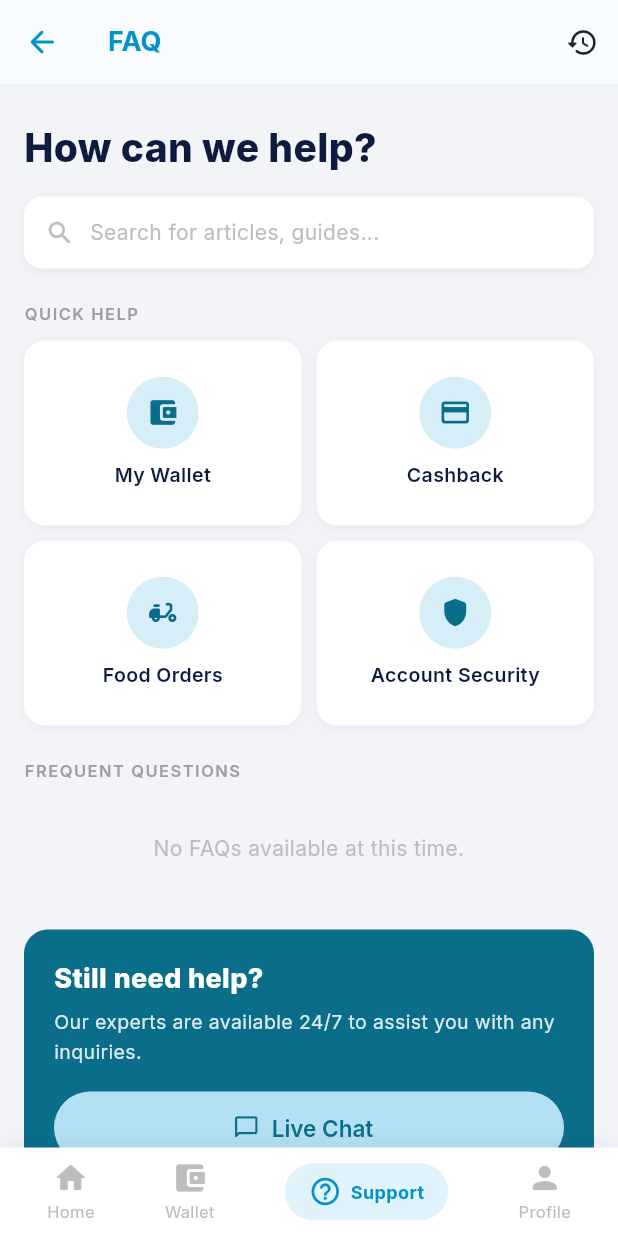
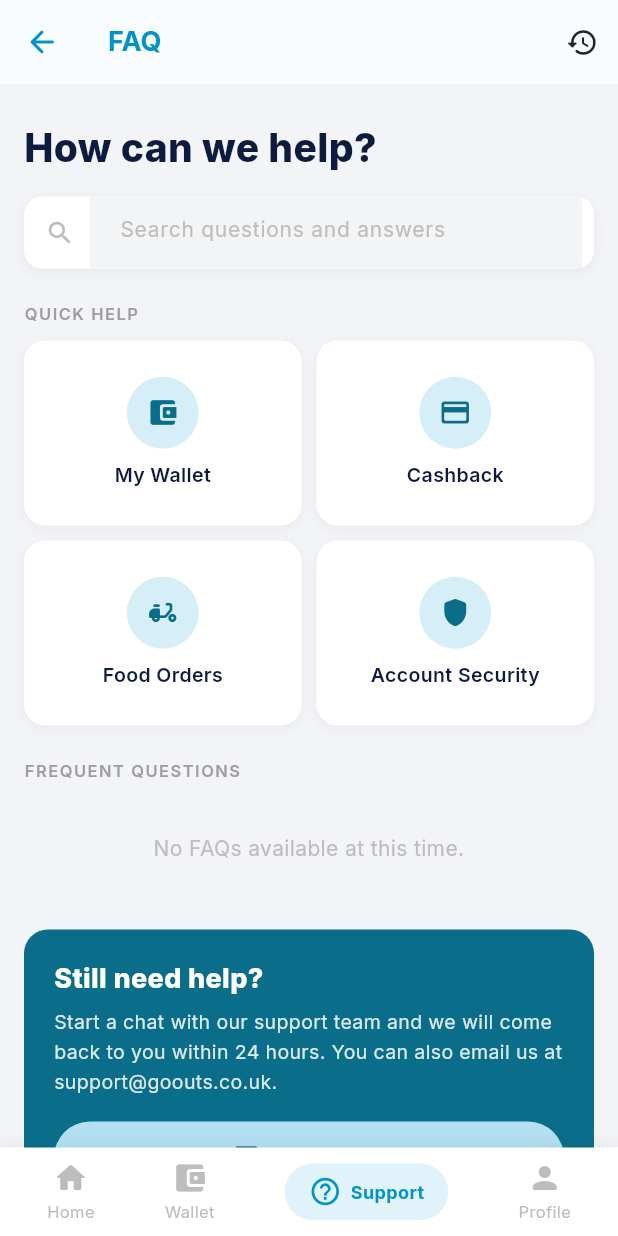
Before and after one commit to mianamir74/goouts_app, a Flutter app: the FaqScreen screen opened by its route, on a phone screen of 412 x 824 dp. Run offline on Flutter 3.47's test engine with Material 3 defaults, Android fonts, the phone set to English and light mode, and no system bars; our stand-ins replace cached_network_image, camera, cloud_firestore, cloud_functions, confetti, firebase_auth and 14 more; missing offline and left inert: mobile_scanner; accounts and stored records are empty.

Commit message:
FAQ: fix two dead Quick Help tiles, real search, dead button
Account Security mapped to a category of that exact name, but the seed data
uses Security, so the tile always showed an empty list. Food Orders had the
same problem because no seeded FAQ used that category at all.

The search bar was a Container with static placeholder text. It is now a real
TextField filtering question and answer text, with a clear button.

Call Support had an empty onPressed and GoOuts has no published support
telephone line, so it could never do anything. Replaced with My Support
Tickets, which routes somewhere real. The 24/7 availability claim also
contradicted the within 24 hours wording used everywhere else in the app.

```diff
--- a/lib/screens/faq_screen.dart
+++ b/lib/screens/faq_screen.dart
@@ -24,13 +24,29 @@ class _FaqScreenState extends State<FaqScreen> {
   final Set<String> _expanded = {};
   String? _selectedCategory; // null = show all
 
-  // Maps Quick Help label → FAQ category field value
+  // Live search
+  final TextEditingController _searchCtrl = TextEditingController();
+  String _query = '';
+
+  // Maps Quick Help label → FAQ category field value.
+  //
+  // These values MUST match the `category` written by Admin Panel →
+  // FAQ Management. Until July 2026 'Account Security' was mapped to a
+  // category of that exact name, but the seed data uses 'Security', so
+  // tapping the tile always showed an empty list. 'Food Orders' had the
+  // same problem because no seeded FAQ used that category at all.
   static const Map<String, String> _categoryMap = {
     'My Wallet':        'Wallet',
     'Cashback':         'Cashback',
     'Food Orders':      'Food Orders',
-    'Account Security': 'Account Security',
+    'Account Security': 'Security',
   };
+
+  @override
+  void dispose() {
+    _searchCtrl.dispose();
+    super.dispose();
+  }
 
   @override
   Widget build(BuildContext context) {
@@ -75,7 +91,7 @@ class _FaqScreenState extends State<FaqScreen> {
 
             const SizedBox(height: 14),
 
-            // Search bar
+            // Search bar (live filter over question and answer text)
             Container(
               height: 48,
               decoration: BoxDecoration(
@@ -94,11 +110,37 @@ class _FaqScreenState extends State<FaqScreen> {
                   Icon(Icons.search_rounded,
                       color: Colors.grey[400], size: 20),
                   const SizedBox(width: 10),
-                  Text(
-                    'Search for articles, guides...',
-                    style: GoogleFonts.inter(
-                        fontSize: 14, color: Colors.grey[400]),
+                  Expanded(
+                    child: TextField(
+                      controller: _searchCtrl,
+                      onChanged: (value) => setState(() {
+                        _query = value.trim().toLowerCase();
+                        _expanded.clear();
+                      }),
+                      textInputAction: TextInputAction.search,
+                      style: GoogleFonts.inter(
+                          fontSize: 14, color: _dark),
+                      decoration: InputDecoration(
+                        isDense: true,
+                        border: InputBorder.none,
+                        hintText: 'Search questions and answers',
+                        hintStyle: GoogleFonts.inter(
+                            fontSize: 14, color: Colors.grey[400]),
+                      ),
+                    ),
                   ),
+                  if (_query.isNotEmpty)
+                    IconButton(
+                      icon: Icon(Icons.close_rounded,
+                          size: 18, color: Colors.grey[500]),
+                      onPressed: () => setState(() {
+                        _searchCtrl.clear();
+                        _query = '';
+                        _expanded.clear();
+                      }),
+                    )
+                  else
+                    const SizedBox(width: 8),
                 ],
               ),
             ),
@@ -253,20 +295,35 @@ class _FaqScreenState extends State<FaqScreen> {
                   );
                 }
                 final allDocs = snap.data!.docs;
-                final docs = _selectedCategory == null
-                    ? allDocs
-                    : allDocs.where((d) {
-                        final data = d.data() as Map<String, dynamic>;
-                        return (data['category'] as String?) == _selectedCategory;
-                      }).toList();
+                final docs = allDocs.where((d) {
+                  final data = d.data() as Map<String, dynamic>;
+
+                  if (_selectedCategory != null &&
+                      (data['category'] as String?) != _selectedCategory) {
+                    return false;
+                  }
+
+                  if (_query.isEmpty) return true;
+
+                  final question =
+                      (data['question'] as String? ?? '').toLowerCase();
+                  final answer =
+                      (data['answer'] as String? ?? '').toLowerCase();
+                  return question.contains(_query) || answer.contains(_query);
+                }).toList();
 
                 if (docs.isEmpty) {
                   return Center(
                     child: Padding(
                       padding: const EdgeInsets.all(24),
                       child: Text(
-                        'No FAQs in this category yet.',
-                        style: GoogleFonts.inter(fontSize: 14, color: Colors.grey[400]),
+                        _query.isNotEmpty
+                            ? 'Nothing matched that search. Try a different '
+                                'word, or start a live chat below and we will '
+                                'answer it for you.'
+                            : 'No questions in this section yet.',
+                        style: GoogleFonts.inter(
+                            fontSize: 14, color: Colors.grey[500], height: 1.5),
                         textAlign: TextAlign.center,
                       ),
                     ),
@@ -373,7 +430,9 @@ class _FaqScreenState extends State<FaqScreen> {
                   ),
                   const SizedBox(height: 6),
                   Text(
-                    'Our experts are available 24/7 to assist you with any inquiries.',
+                    'Start a chat with our support team and we will come back '
+                    'to you within 24 hours. You can also email us at '
+                    'support@goouts.co.uk.',
                     style: GoogleFonts.inter(
                         fontSize: 13,
                         color: Colors.white.withValues(alpha: 0.85),
@@ -403,12 +462,17 @@ class _FaqScreenState extends State<FaqScreen> {
 
                   const SizedBox(height: 10),
 
+                  // Previously a "Call Support" button with an empty onPressed.
+                  // GoOuts has no published support telephone line, so the
+                  // button could never do anything. Replaced with a route to
+                  // the ticket history, which is real.
                   OutlinedButton.icon(
-                    onPressed: () {},
-                    icon: const Icon(Icons.phone_rounded,
+                    onPressed: () =>
+                        Navigator.pushNamed(context, '/support-tickets'),
+                    icon: const Icon(Icons.confirmation_number_outlined,
                         color: Colors.white, size: 18),
                     label: Text(
-                      'Call Support',
+                      'My Support Tickets',
                       style: GoogleFonts.inter(
                           fontSize: 15,
                           fontWeight: FontWeight.w600,
```
